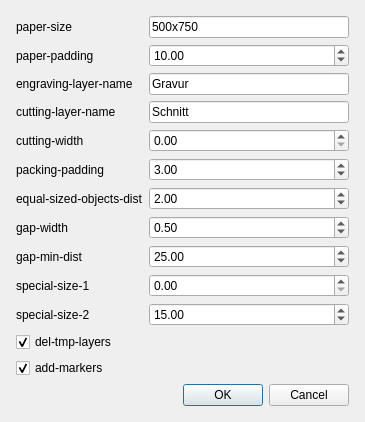
sjz207/lc-qcad, file gui/FormatterDialog.ui: the form before one commit.
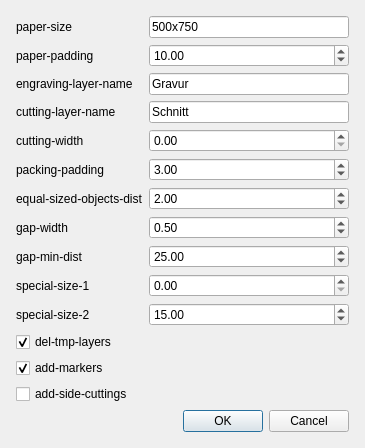
The form after the commit.

```diff
--- a/gui/FormatterDialog.ui
+++ b/gui/FormatterDialog.ui
@@ -208,7 +208,7 @@
        </property>
       </widget>
      </item>
-     <item row="13" column="0" colspan="2">
+     <item row="14" column="0" colspan="2">
       <widget class="QDialogButtonBox" name="buttonBox">
        <property name="standardButtons">
         <set>QDialogButtonBox::Cancel|QDialogButtonBox::Ok</set>
@@ -272,6 +272,16 @@
        </property>
       </widget>
      </item>
+     <item row="13" column="0" colspan="2">
+      <widget class="QCheckBox" name="AddSideCuttings">
+       <property name="text">
+        <string>add-side-cuttings</string>
+       </property>
+       <property name="checked">
+        <bool>false</bool>
+       </property>
+      </widget>
+     </item>
     </layout>
    </item>
    <item row="1" column="0">
```
Left out of the diff: 1 changed line with no effect on the pictures.
